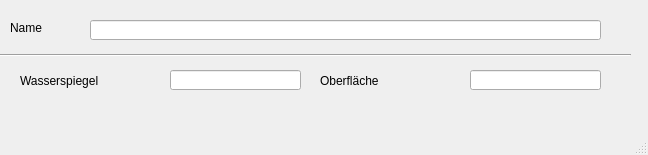
First picture: the form in templates/speicherkennlinien.ui, repository hoettges/QKan, before the edit.
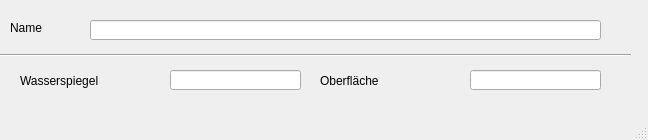
Second picture: the form after the edit.

Diff of the .ui file:
```diff
--- a/templates/speicherkennlinien.ui
+++ b/templates/speicherkennlinien.ui
@@ -7,7 +7,7 @@
     <x>0</x>
     <y>0</y>
     <width>648</width>
-    <height>155</height>
+    <height>140</height>
    </rect>
   </property>
   <property name="windowTitle">
```
